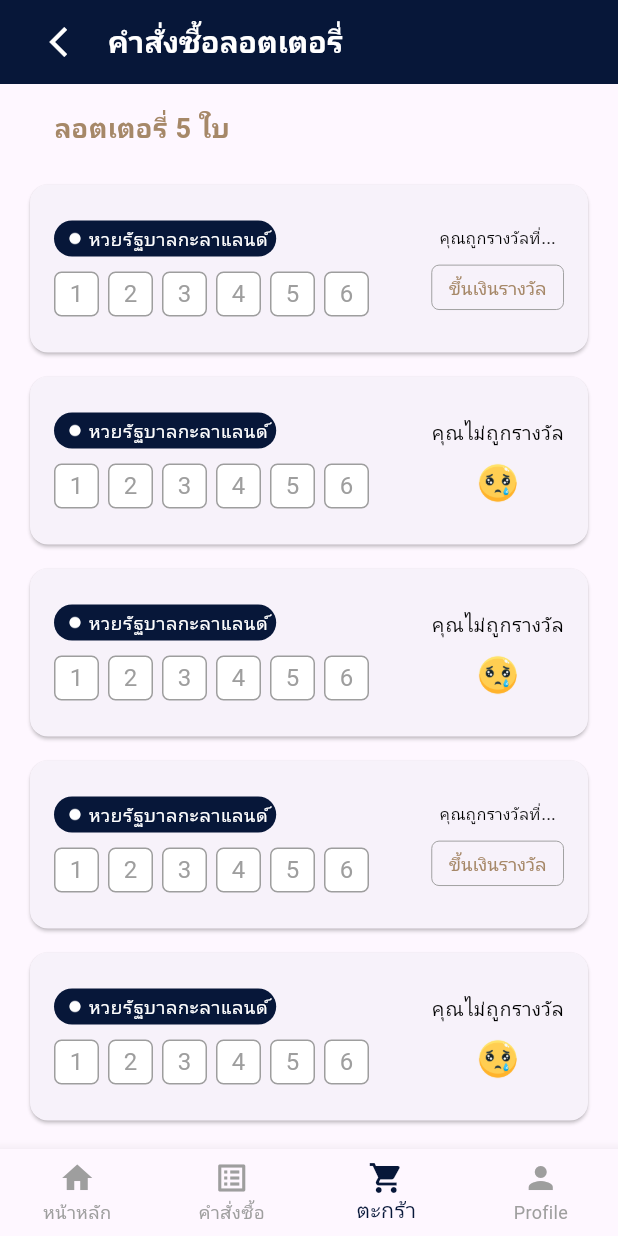
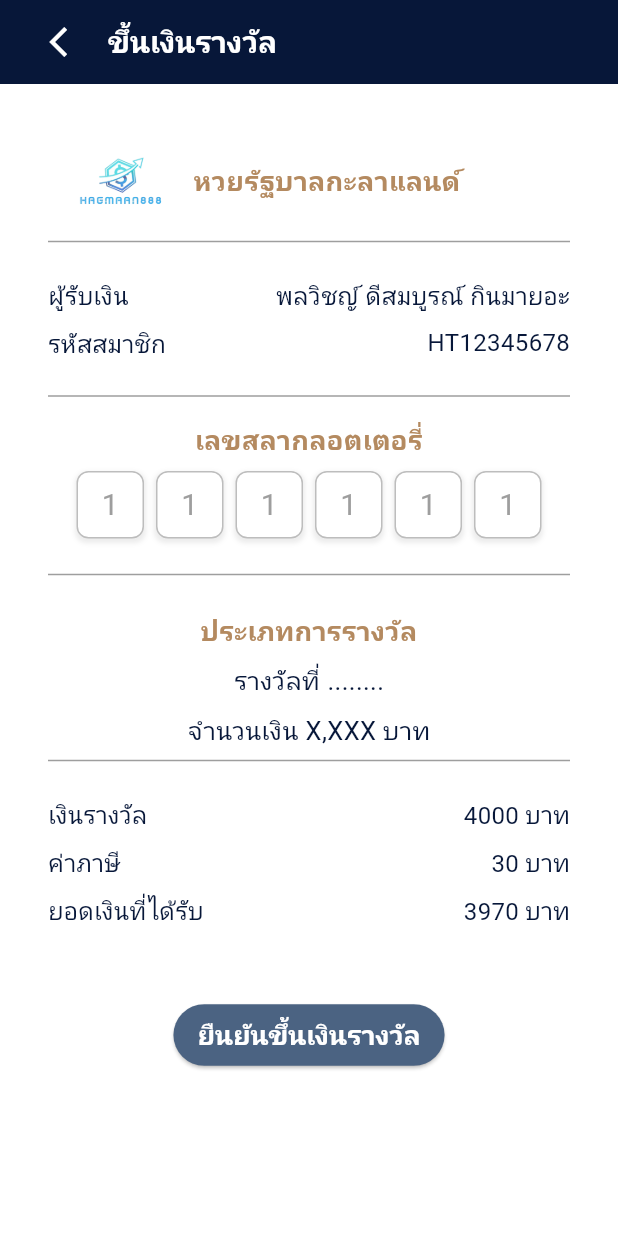
Before and after one commit to sasithon337786/ProjectLotto, a Flutter app: the screen it shows after launch, on a phone screen of 412 x 824 dp. Run offline on Flutter 3.47's test engine with Material 3 defaults, Android fonts, the phone set to English and light mode, and no system bars; our stand-ins replace flutter_svg, google_fonts, hugeicons, stroke_text; Roboto replaces fonts that are missing (Kanit).

Commit message:
neww commit

```diff
--- /dev/null
+++ b/lib/awards.dart
@@ -0,0 +1,246 @@
+import 'package:flutter/material.dart';
+import 'package:google_fonts/google_fonts.dart';
+
+class PrizeClaimPage extends StatelessWidget {
+
+  final TextStyle titleStyle = GoogleFonts.kanit(
+    fontSize: 16,
+    color: const Color(0xFF071739),
+  );
+
+  final TextStyle subtitleStyle = GoogleFonts.kanit(
+    fontSize: 17,
+    color: const Color(0xFF071739),
+  );
+
+  final TextStyle headerStyle = GoogleFonts.kanit(
+    fontSize: 18,
+    fontWeight: FontWeight.bold,
+    color: const Color(0xFFB48A60),
+  );
+
+  @override
+  Widget build(BuildContext context) {
+    return Scaffold(
+      appBar: AppBar(
+        title: Text(
+          'ขึ้นเงินรางวัล',
+          style: GoogleFonts.kanit(
+            fontSize: 20.0,
+            fontWeight: FontWeight.bold,
+            color: Colors.white,
+          ),
+        ),
+        backgroundColor: const Color(0xFF071739),
+        leading: Padding(
+          padding: const EdgeInsets.only(left: 25),
+          child: IconButton(
+            icon: const Icon(Icons.arrow_back_ios, color: Colors.white),
+            onPressed: () => Navigator.of(context).pop(),
+          ),
+        ),
+      ),
+      body: Container(
+        color: Colors.white,
+        child: Padding(
+          padding: const EdgeInsets.all(16.0),
+          child: Column(
+            crossAxisAlignment: CrossAxisAlignment.start,
+            children: [
+              Container(
+                padding: const EdgeInsets.all(16),
+                decoration: BoxDecoration(
+                  borderRadius: BorderRadius.circular(8),
+                  color: Colors.white,
+                ),
+                child: Column(
+                  crossAxisAlignment: CrossAxisAlignment.start,
+                  children: [
+                    Row(
+                      children: [
+                        const SizedBox(width: 16),
+                        Image.asset(
+                          'assets/images/logo.png',
+                          width: 65,
+                          height: 65,
+                        ),
+                        const SizedBox(width: 16),
+                        Text(
+                          'หวยรัฐบาลกะลาแลนด์',
+                          style: headerStyle,
+                        ),
+                      ],
+                    ),
+                    const Divider(color: Colors.grey),
+                    const SizedBox(height: 16),
+                    Row(
+                      mainAxisAlignment: MainAxisAlignment.spaceBetween,
+                      children: [
+                        Text(
+                          'ผู้รับเงิน',
+                          style: titleStyle,
+                        ),
+                        Text(
+                          'พลวิชญ์ ดีสมบูรณ์ กินมายอะ',
+                          style: titleStyle,
+                        ),
+                      ],
+                    ),
+                    const SizedBox(height: 8),
+                    Row(
+                      mainAxisAlignment: MainAxisAlignment.spaceBetween,
+                      children: [
+                        Text(
+                          'รหัสสมาชิก',
+                          style: titleStyle,
+                        ),
+                        Text(
+                          'HT12345678',
+                          style: titleStyle,
+                        ),
+                      ],
+                    ),
+                    const SizedBox(height: 16),
+                    const Divider(color: Colors.grey),
+                    const SizedBox(height: 8),
+                    Column(
+                      crossAxisAlignment: CrossAxisAlignment.center,
+                      children: [
+                        Text(
+                          'เลขสลากลอตเตอรี่',
+                          style: headerStyle,
+                        ),
+                        const SizedBox(height: 8),
+                        Row(
+                          mainAxisAlignment: MainAxisAlignment.center,
+                          children: [
+                            for (var i = 0; i < 6; i++)
+                              Container(
+                                width: 45,
+                                height: 45,
+                                margin:
+                                    const EdgeInsets.symmetric(horizontal: 4),
+                                decoration: BoxDecoration(
+                                  color: Colors.white,
+                                  borderRadius: BorderRadius.circular(8),
+                                  border: Border.all(
+                                    color: Colors.grey.shade400,
+                                    width: 1,
+                                  ),
+                                  boxShadow: [
+                                    BoxShadow(
+                                      color: Colors.grey.withOpacity(0.2),
+                                      spreadRadius: 1,
+                                      blurRadius: 2,
+                                      offset: const Offset(0, 2),
+                                    ),
+                                  ],
+                                ),
+                                child: Center(
+                                  child: Text(
+                                    '1',
+                                    style: GoogleFonts.kanit(
+                                        fontSize: 20.0, color: Colors.grey),
+                                  ),
+                                ),
+                              ),
+                          ],
+                        ),
+                      ],
+                    ),
+                    const SizedBox(height: 16),
+                    const Divider(color: Colors.grey),
+                    const SizedBox(height: 16),
+                    Center(
+                      child: Column(
+                        children: [
+                          Text(
+                            'ประเภทการรางวัล',
+                            style: headerStyle,
+                          ),
+                          const SizedBox(height: 8),
+                          Text(
+                            'รางวัลที่ ........',
+                            style: subtitleStyle,
+                          ),
+                          const SizedBox(height: 8),
+                          Text(
+                            'จำนวนเงิน X,XXX บาท',
+                            style: subtitleStyle,
+                          ),
+                        ],
+                      ),
+                    ),
+                    const Divider(color: Colors.grey),
+                    const SizedBox(height: 16),
+                    Row(
+                      mainAxisAlignment: MainAxisAlignment.spaceBetween,
+                      children: [
+                        Text(
+                          'เงินรางวัล',
+                          style: titleStyle,
+                        ),
+                        Text(
+                          '4000 บาท',
+                          style: titleStyle,
+                        ),
+                      ],
+                    ),
+                    const SizedBox(height: 8),
+                    Row(
+                      mainAxisAlignment: MainAxisAlignment.spaceBetween,
+                      children: [
+                        Text(
+                          'ค่าภาษี',
+                          style: titleStyle,
+                        ),
+                        Text(
+                          '30 บาท',
+                          style: titleStyle,
+                        ),
+                      ],
+                    ),
+                    const SizedBox(height: 8),
+                    Row(
+                      mainAxisAlignment: MainAxisAlignment.spaceBetween,
+                      children: [
+                        Text(
+                          'ยอดเงินที่ได้รับ',
+                          style: titleStyle,
+                        ),
+                        Text(
+                          '3970 บาท',
+                          style: titleStyle,
+                        ),
+                      ],
+                    ),
+                    const SizedBox(height: 16),
+                  ],
+                ),
+              ),
+              const SizedBox(height: 15),
+              Center(
+                child: ElevatedButton(
+                  onPressed: () {},
+                  style: ElevatedButton.styleFrom(
+                    backgroundColor: Color(0xFF4B6382),
+                    padding: const EdgeInsets.symmetric(
+                        horizontal: 16.0, vertical: 8.0),
+                    textStyle: GoogleFonts.kanit(fontSize: 18.0),
+                  ),
+                  child: Text(
+                    'ยืนยันขึ้นเงินรางวัล',
+                    style: GoogleFonts.kanit(
+                      color: Colors.white,
+                      fontWeight: FontWeight.bold,
+                    ),
+                  ),
+                ),
+              ),
+            ],
+          ),
+        ),
+      ),
+    );
+  }
+}
--- a/lib/main.dart
+++ b/lib/main.dart
@@ -1,4 +1,5 @@
 import 'package:flutter/material.dart';
+import 'package:flutter_application_lotto/awards.dart';
 import 'package:flutter_application_lotto/login.dart';
 import 'package:flutter_application_lotto/purchase.dart';
 import 'package:flutter_application_lotto/reward.dart';
@@ -12,9 +13,9 @@ class MyApp extends StatelessWidget {
 
   @override
   Widget build(BuildContext context) {
-    return MaterialApp(
+    return  MaterialApp(
       title: 'Flutter Demo',
-      home: RewardPage(),
+      home: PrizeClaimPage(),
     );
   }
 }
```
